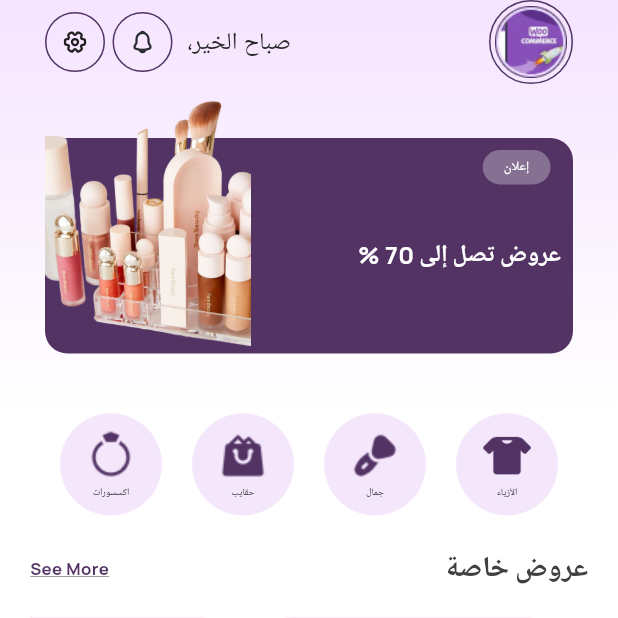
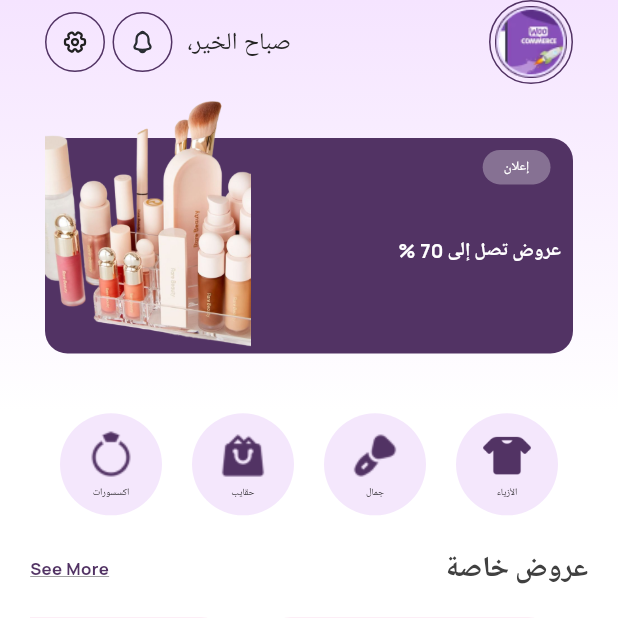
Before and after one commit to salahswidan/watfa_user_app, a Flutter app: the HomeScreen screen opened by its route, on a phone screen of 412 x 824 dp, the top half of it. Run offline on Flutter 3.47's test engine with Material 3 defaults, Android fonts, the phone set to English and light mode, and no system bars; our stand-ins replace animate_do, app_links, device_preview, dio, file_picker, firebase_core and 14 more; missing offline and left inert: local_auth_android, local_auth_darwin; accounts and stored records are empty; generated files the repository leaves out were written again; Roboto replaces fonts that are missing (Podkova); project files that could hold a hidden picture were left out.

Commit message:
reduce font size in ad banner and update text style to maintain consistency

```diff
--- a/lib/core/theme/styles.dart
+++ b/lib/core/theme/styles.dart
@@ -532,9 +532,9 @@ class TextStyles {
       color: Colors.white,
     );
   }
-  static TextStyle font20WhiteW700Manrope(context) {
+  static TextStyle font16WhiteW700Manrope(context) {
     return GoogleFonts.manrope(
-      fontSize: getResponsiveFontSize(context, fontSize: 20),
+      fontSize: getResponsiveFontSize(context, fontSize: 16),
       fontWeight: FontWeightHelper.bold,
       color: Colors.white,
     );
--- a/lib/features/home/presentation/widget/ad_banner_container.dart
+++ b/lib/features/home/presentation/widget/ad_banner_container.dart
@@ -51,7 +51,7 @@ class AdBannerContainer extends StatelessWidget {
                   Expanded(child: SizedBox()),
                   Expanded(
                     child: Text("Offers to 70 %".tr(context),
-                        style: TextStyles.font20WhiteW700Manrope(context)),
+                        style: TextStyles.font16WhiteW700Manrope(context)),
                   ),
                   Expanded(child: SizedBox()),
                 ],
```
